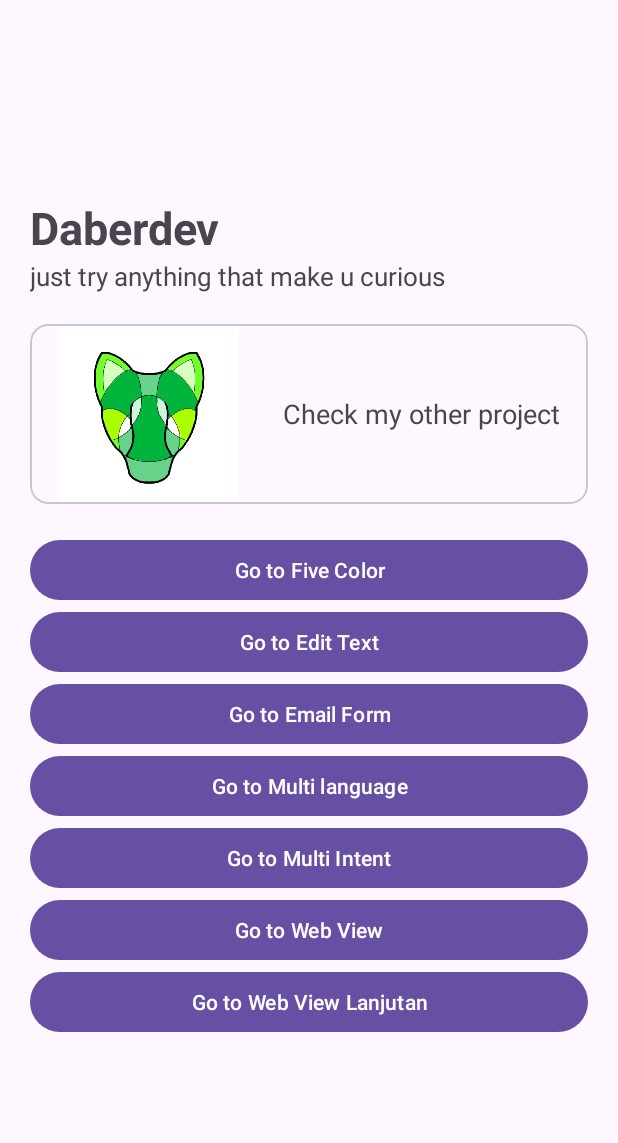
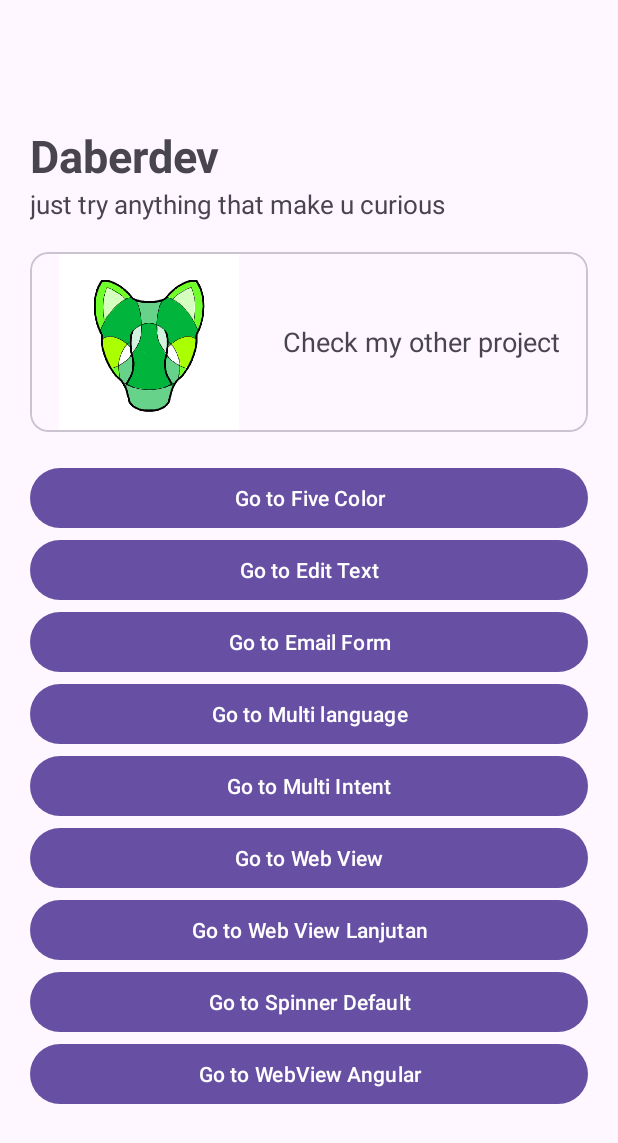
Before and after one commit to daberpro/ProjectAndroidKuliah, an Android app: the screen it shows after launch (MainActivity), on a phone screen of 412 x 824 dp. Shown: the top 1143 px of the screen. Run offline under Robolectric (Android 15) with nearby library versions, the phone set to English and light mode, and no system bars; our stand-ins replace navigation-ui.

Commit message:
add new feature

```diff
--- a/app/src/main/AndroidManifest.xml
+++ b/app/src/main/AndroidManifest.xml
@@ -2,8 +2,10 @@
 <manifest xmlns:android="http://schemas.android.com/apk/res/android"
     xmlns:tools="http://schemas.android.com/tools">
 
+
     <uses-permission android:name="android.permission.INTERNET"/>
     <uses-permission android:name="android.permission.POST_NOTIFICATIONS"/>
+
 
     <application
         android:allowBackup="true"
--- a/app/src/main/java/com/example/daberdevporto/HomePage.java
+++ b/app/src/main/java/com/example/daberdevporto/HomePage.java
@@ -58,6 +58,8 @@ public class HomePage extends Fragment {
         Button MultiIntent = (Button) view.findViewById(R.id.multi_intent);
         Button WebView = (Button) view.findViewById(R.id.webview);
         Button WebViewLanjutan = (Button) view.findViewById(R.id.webviewlanjutan);
+        Button SpinnerDefault = (Button) view.findViewById(R.id.spinnerTrain);
+        Button webviewangular = (Button) view.findViewById(R.id.webviewAngular);
 
         FiveColor.setOnClickListener(v ->{
             Navigation.findNavController(view).navigate(R.id.action_fiveColor);
@@ -86,6 +88,14 @@ public class HomePage extends Fragment {
         WebViewLanjutan.setOnClickListener(v ->{
             Navigation.findNavController(view).navigate(R.id.action_WebViewLanjutan);
         });
+
+        SpinnerDefault.setOnClickListener(v ->{
+            Navigation.findNavController(view).navigate(R.id.action_SpinnerTrain);
+        });
+
+        webviewangular.setOnClickListener(v ->{
+            Navigation.findNavController(view).navigate(R.id.action_HybridApp);
+        });
     }
 
     @Override
--- a/app/src/main/res/layout/fragment_home_page.xml
+++ b/app/src/main/res/layout/fragment_home_page.xml
@@ -97,6 +97,18 @@
             android:layout_height="wrap_content"
             android:text="Go to Web View Lanjutan"
             />
+        <Button
+            android:id="@+id/spinnerTrain"
+            android:layout_width="match_parent"
+            android:layout_height="wrap_content"
+            android:text="Go to Spinner Default"
+            />
+        <Button
+            android:id="@+id/webviewAngular"
+            android:layout_width="match_parent"
+            android:layout_height="wrap_content"
+            android:text="Go to WebView Angular"
+            />
     </LinearLayout>
 
 
--- a/app/src/main/res/navigation/nav_graph.xml
+++ b/app/src/main/res/navigation/nav_graph.xml
@@ -66,6 +66,22 @@
             app:enterAnim="@anim/slide_in"
             app:exitAnim="@anim/fade_out"
             />
+        <action
+            android:id="@+id/action_SpinnerTrain"
+            app:destination="@id/spinnerTrain"
+            app:popEnterAnim="@anim/slide_in"
+            app:popExitAnim="@anim/fade_out"
+            app:enterAnim="@anim/slide_in"
+            app:exitAnim="@anim/fade_out"
+            />
+        <action
+            android:id="@+id/action_HybridApp"
+            app:destination="@id/hybridApp"
+            app:popEnterAnim="@anim/slide_in"
+            app:popExitAnim="@anim/fade_out"
+            app:enterAnim="@anim/slide_in"
+            app:exitAnim="@anim/fade_out"
+            />
     </fragment>
     <fragment
         android:id="@+id/editText"
@@ -102,4 +118,14 @@
         android:name="com.example.daberdevporto.WebViewLanjutan"
         android:label="fragment_web_view_lanjutan"
         tools:layout="@layout/fragment_web_view_lanjutan" />
+    <fragment
+        android:id="@+id/spinnerTrain"
+        android:name="com.example.daberdevporto.SpinnerTrain"
+        android:label="fragment_spinner_train"
+        tools:layout="@layout/fragment_spinner_train" />
+    <fragment
+        android:id="@+id/hybridApp"
+        android:name="com.example.daberdevporto.HybridApp"
+        android:label="fragment_hybrid_app"
+        tools:layout="@layout/fragment_hybrid_app" />
 </navigation>
```
Also changed, not shown: app/src/main/java/com/example/daberdevporto/HybridApp.java (added, +94 -0 lines), app/src/main/java/com/example/daberdevporto/SpinnerTrain.java (added, +102 -0 lines), app/src/main/java/com/example/daberdevporto/model/CustomSpinnerModel.java (added, +75 -0 lines), app/src/main/java/com/example/daberdevporto/web_interface/AngularInterface.java (added, +97 -0 lines), app/src/main/res/drawable/flag_24px.xml (added, +11 -0 lines), app/src/main/res/layout/custom_spinner.xml (added, +24 -0 lines), app/src/main/res/layout/fragment_hybrid_app.xml (added, +21 -0 lines), app/src/main/res/layout/fragment_spinner_train.xml (added, +41 -0 lines), app/src/main/res/drawable/albania.png (added), app/src/main/res/drawable/belgia.png (added), app/src/main/res/drawable/hungary.png (added), app/src/main/res/drawable/iran.png (added), app/src/main/res/drawable/slovenia.png (added).
